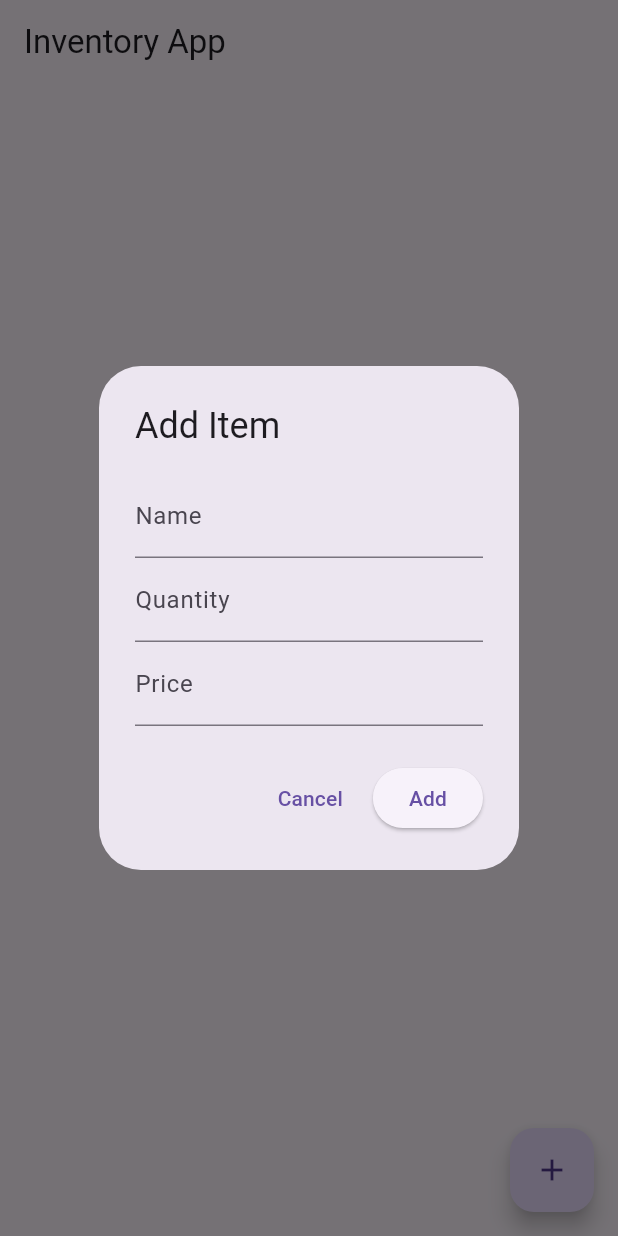
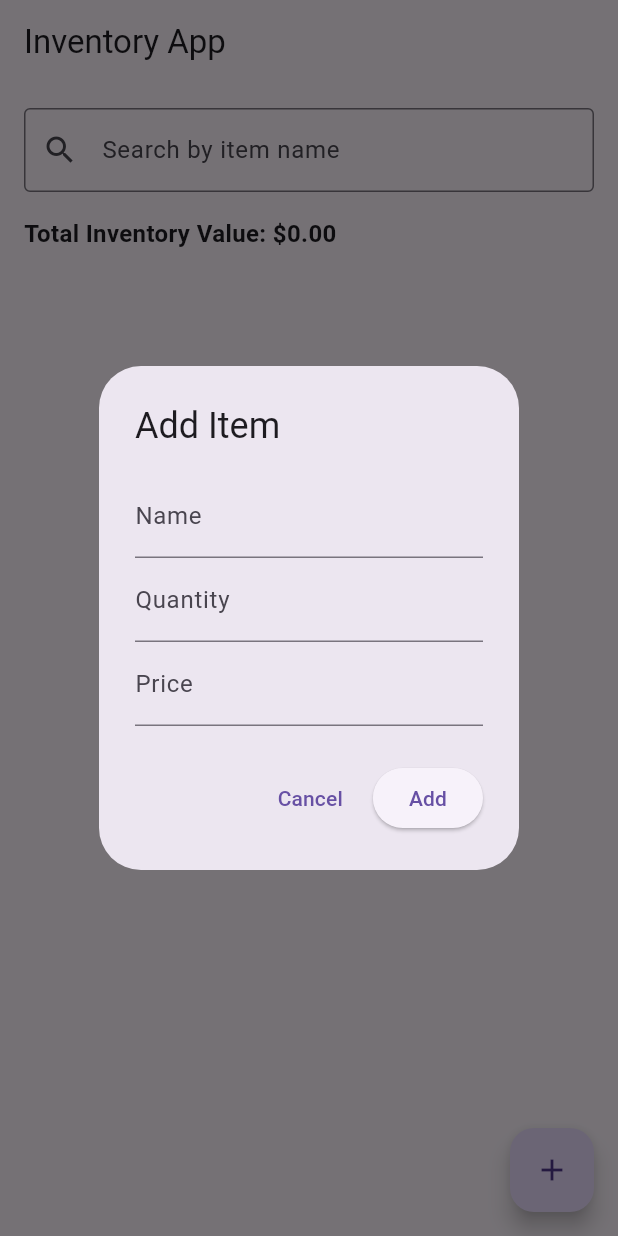
Before and after one commit to edwardforrester4-beep/inclass12, a Flutter app: the screen it shows after launch, after a tap on the "add" icon, on a phone screen of 412 x 824 dp. Run offline on Flutter 3.47's test engine with Material 3 defaults, Android fonts, the phone set to English and light mode, and no system bars; our stand-ins replace cloud_firestore, firebase_core; accounts and stored records are empty.

Commit message:
add search bar and total value counter

```diff
--- a/lib/screens/inventory_page.dart
+++ b/lib/screens/inventory_page.dart
@@ -15,12 +15,16 @@ class _InventoryPageState extends State<InventoryPage> {
   final TextEditingController nameController = TextEditingController();
   final TextEditingController quantityController = TextEditingController();
   final TextEditingController priceController = TextEditingController();
+  final TextEditingController searchController = TextEditingController();
+
+  String searchQuery = '';
 
   @override
   void dispose() {
     nameController.dispose();
     quantityController.dispose();
     priceController.dispose();
+    searchController.dispose();
     super.dispose();
   }
 
@@ -149,16 +153,59 @@ class _InventoryPageState extends State<InventoryPage> {
 
           final items = snapshot.data ?? [];
 
-          if (items.isEmpty) {
-            return const Center(
-              child: Text('No items yet.'),
+          final filteredItems = items.where((item) {
+            return item.name.toLowerCase().contains(searchQuery.toLowerCase());
+          }).toList();
+
+          final totalInventoryValue = filteredItems.fold<double>(
+            0.0,
+            (sum, item) => sum + (item.quantity * item.price),
           );
-          }
 
-          return ListView.builder(
-            itemCount: items.length,
+          return Column(
+            children: [
+              Padding(
+                padding: const EdgeInsets.fromLTRB(16, 16, 16, 8),
+                child: TextField(
+                  controller: searchController,
+                  decoration: const InputDecoration(
+                    labelText: 'Search by item name',
+                    prefixIcon: Icon(Icons.search),
+                    border: OutlineInputBorder(),
+                  ),
+                  onChanged: (value) {
+                    setState(() {
+                      searchQuery = value.trim();
+                    });
+                  },
+                ),
+              ),
+              Padding(
+                padding: const EdgeInsets.symmetric(horizontal: 16, vertical: 8),
+                child: Align(
+                  alignment: Alignment.centerLeft,
+                  child: Text(
+                    'Total Inventory Value: \$${totalInventoryValue.toStringAsFixed(2)}',
+                    style: const TextStyle(
+                      fontSize: 16,
+                      fontWeight: FontWeight.bold,
+                    ),
+                  ),
+                ),
+              ),
+              Expanded(
+                child: filteredItems.isEmpty
+                    ? Center(
+                        child: Text(
+                          items.isEmpty
+                              ? 'No items yet.'
+                              : 'No items match your search.',
+                        ),
+                      )
+                    : ListView.builder(
+                        itemCount: filteredItems.length,
                         itemBuilder: (context, index) {
-              final item = items[index];
+                          final item = filteredItems[index];
 
                           return ListTile(
                             title: Text(item.name),
@@ -180,6 +227,9 @@ class _InventoryPageState extends State<InventoryPage> {
                             ),
                           );
                         },
+                      ),
+              ),
+            ],
           );
         },
       ),
```
Lines whose indentation alone changed are shown as unchanged.
